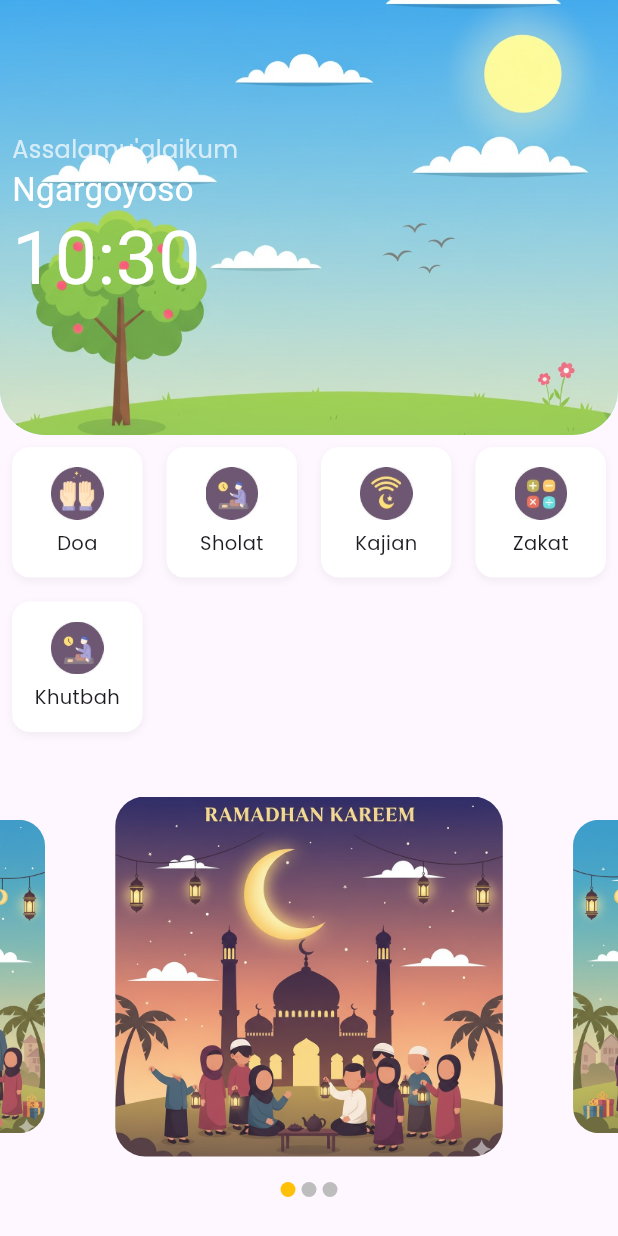
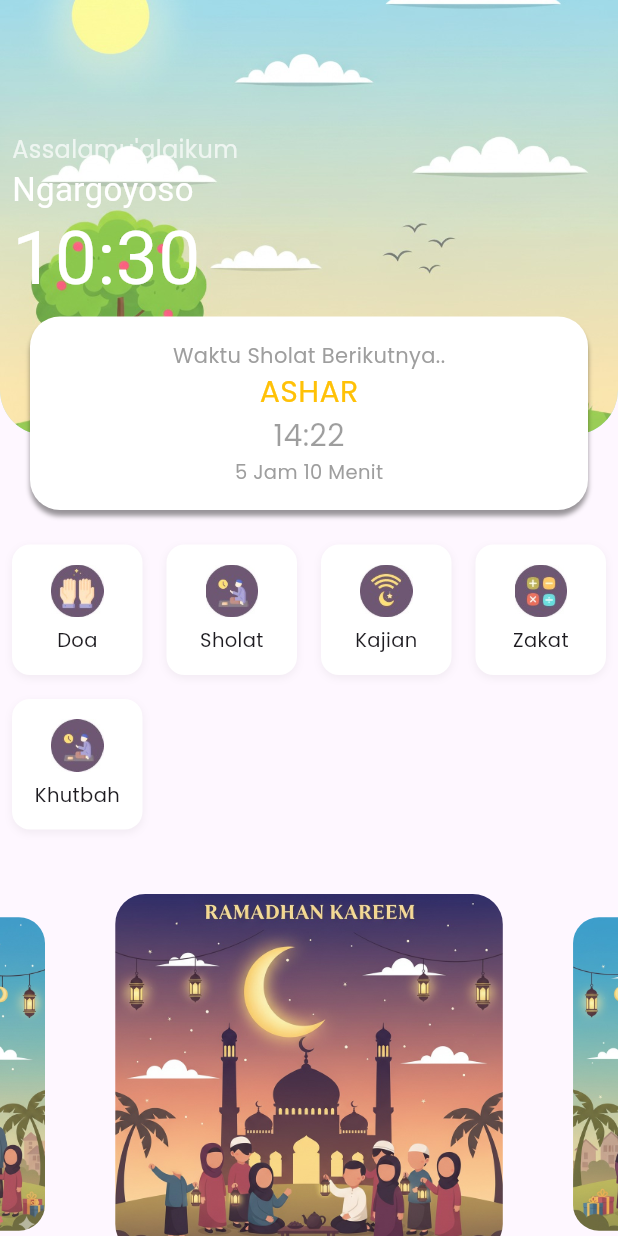
Before and after one commit to baihaqihafizh/bitaqwa, a Flutter app: the screen it shows after launch, on a phone screen of 412 x 824 dp. Run offline on Flutter 3.47's test engine with Material 3 defaults, Android fonts, the phone set to English and light mode, and no system bars; drawn by our look-alikes of carousel_slider; our stand-ins replace geocoding, geolocator, permission_handler, shared_preferences; missing offline and left inert: string_similarity; Roboto replaces fonts that are missing (PoppinsBold, PoppinsSemiBold).

Commit message:
Belajar remaining waktu sholat

```diff
--- a/lib/pages/home_page.dart
+++ b/lib/pages/home_page.dart
@@ -20,12 +20,38 @@ class HomePage extends StatefulWidget {
 class _HomePageState extends State<HomePage> {
   final CarouselController controller = CarouselController();
   int currenIndex = 0;
+  bool _isLoading = true;
+  Duration? _timeRemaining;
+  Timer? _countdownTimer;
+  String _location = "Menggambil Lokasi....";
+  String _prayTime = "Loading";
+  String _backgroundImage = 'assets/images/pagi.jpg';
+  List<dynamic>? _jadwalSholat;
+
+  // Fungsi text remaining waktu sholat
+  String _formatDuration(Duration d) {
+    final hours = d.inHours;
+    final minute = d.inMinutes.remainder(60);
+    return "$hours jam $minute menit lagi";
+  }
 
   final posterList = const <String>[
     'assets/images/ramadhan.jpg',
     'assets/images/idulfitri.jpg',
     'assets/images/iduladha.jpg',
   ];
+
+    // Fungsi text remaining waktu sholat
+  String _formatDuration(Duration d) {
+    final hours = d.inHours;
+    final minute = d.inMinutes.remainder(60);
+    return "$hours jam $minute menit lagi";
+  }
+
+  // Untuk Dijalan kan di awal
+  @override
+
+
   @override
   Widget build(BuildContext context) {
     return Scaffold(
@@ -37,6 +63,7 @@ class _HomePageState extends State<HomePage> {
               // MENU WAKTU SHOLAT BY LOKASI
               // =========================
               _buildHeroSection(),
+              const SizedBox(height: 65),
               // =========================
               // MENU SECTION
               // =========================
@@ -51,6 +78,7 @@ class _HomePageState extends State<HomePage> {
       ),
     );
   }
+
   // =========================
   // MENU HERO WIDGET
   // =========================
@@ -67,8 +95,8 @@ class _HomePageState extends State<HomePage> {
               bottomRight: Radius.circular(30),
               bottomLeft: Radius.circular(30),
             ),
-          image: DecorationImage(image: AssetImage('assets/images/pagi.jpg'
-          ),
+            image: DecorationImage(
+              image: AssetImage('assets/images/siang.jpg'),
               fit: BoxFit.cover,
             ),
           ),
@@ -86,20 +114,78 @@ class _HomePageState extends State<HomePage> {
                     fontSize: 16,
                   ),
                 ),
-                Text('Ngargoyoso', style: TextStyle(
+                Text(
+                  'Ngargoyoso',
+                  style: TextStyle(
                     fontFamily: 'PoppinsSemiBold',
                     fontSize: 22,
                     color: Colors.white,
                   ),
                 ),
                 Text(
-                  DateFormat('HH:mm')
-                  .format(DateTime.now()),
+                  DateFormat('HH:mm').format(DateTime.now()),
                   style: TextStyle(
                     fontFamily: 'PoppinsBold',
                     fontSize: 50,
                     height: 1.2,
                     color: Colors.white,
+                  ),
+                ),
+              ],
+            ),
+          ),
+        ),
+
+        // WAKTU SHOLAT
+        Positioned(
+          bottom: -50,
+          left: 20,
+          right: 20,
+          child: Container(
+            decoration: BoxDecoration(
+              color: Colors.white,
+              borderRadius: BorderRadius.circular(20),
+              boxShadow: [
+                BoxShadow(
+                  blurRadius: 2,
+                  offset: Offset(0, 4),
+                  color: Colors.black.withOpacity(0.4),
+                ),
+              ],
+            ),
+            padding: EdgeInsets.symmetric(vertical: 16, horizontal: 14),
+            child: Column(
+              children: [
+                Text(
+                  'Waktu Sholat Berikutnya..',
+                  style: TextStyle(
+                    fontFamily: 'PoppinsRegular',
+                    fontSize: 14,
+                    color: Colors.grey,
+                  ),
+                ),
+                Text(
+                  'ASHAR',
+                  style: TextStyle(
+                    fontFamily: 'PoppinsRegular',
+                    fontSize: 20,
+                    color: Colors.amber,
+                  ),
+                ),
+                Text(
+                  '14:22',
+                  style: TextStyle(
+                    fontFamily: 'PoppinsRegular',
+                    fontSize: 20,
+                    color: Colors.black38,
+                  ),
+                ),
+                Text(
+                  '5 Jam 10 Menit',
+                  style: TextStyle(
+                    fontFamily: 'PoppinsRegular',
+                    fontSize: 13,
+                    color: Colors.grey,
                   ),
                 ),
               ],
@@ -113,15 +199,11 @@ class _HomePageState extends State<HomePage> {
   // =========================
   // MENU ITEM WIDGET
   // =========================
-  Widget _buildMenuItem(
-    String iconPath,
-    String title,
-    String routeName,
-    ) {
+  Widget _buildMenuItem(String iconPath, String title, String routeName) {
     return Material(
       color: Colors.transparent,
       child: InkWell(
-        onTap: (){
+        onTap: () {
           Navigator.pushNamed(context, routeName);
         },
         borderRadius: BorderRadius.circular(12),
@@ -135,15 +217,18 @@ class _HomePageState extends State<HomePage> {
                 color: Colors.black.withOpacity(0.05),
                 blurRadius: 4,
                 offset: const Offset(0, 2),
-              )
-            ]
+              ),
+            ],
           ),
           child: Column(
             mainAxisAlignment: MainAxisAlignment.center,
             children: [
-              Image.asset(iconPath, width: 35,),
+              Image.asset(iconPath, width: 35),
               const SizedBox(height: 6),
-              Text(title, style: TextStyle(fontFamily: 'PoppinsRegular', fontSize: 13,),)
+              Text(
+                title,
+                style: TextStyle(fontFamily: 'PoppinsRegular', fontSize: 13),
+              ),
             ],
           ),
         ),
@@ -172,6 +257,16 @@ class _HomePageState extends State<HomePage> {
         ],
       ),
     );
+  }
+
+  Future _getBackgroundImage(DateTime now) async {
+    if (now.hour < 12) {
+      return 'assets/images/pagi.jpg';
+    } else if (now.hour < 18) {
+      return 'assets/images/siang.jpg';
+    }
+
+    return 'assets/images/malam.jpg';
   }
 
   // =========================
```
Also changed, not shown: 1 other file. Lines whose indentation alone changed are shown as unchanged.
